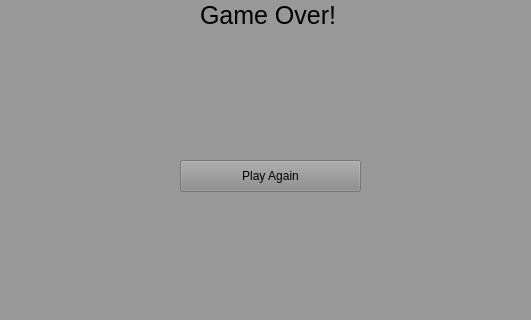
mtthwm/Educational-App, file gameoverscreen.ui: the form before one commit; both pictures show x 90 to 621 and y 190 to 510 of the 1000 by 510 pixel window.
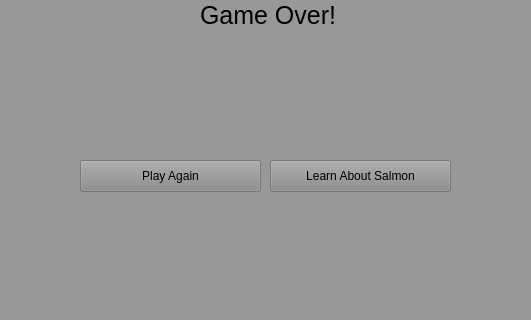
The form after the commit.

What changed in the file:
```diff
--- a/gameoverscreen.ui
+++ b/gameoverscreen.ui
@@ -19,7 +19,7 @@
   <widget class="QPushButton" name="playAgainButton">
    <property name="geometry">
     <rect>
-     <x>270</x>
+     <x>170</x>
      <y>350</y>
      <width>181</width>
      <height>32</height>
@@ -50,6 +50,19 @@
     <string>Game Over!</string>
    </property>
   </widget>
+  <widget class="QPushButton" name="learnButton">
+   <property name="geometry">
+    <rect>
+     <x>360</x>
+     <y>350</y>
+     <width>181</width>
+     <height>32</height>
+    </rect>
+   </property>
+   <property name="text">
+    <string>Learn About Salmon</string>
+   </property>
+  </widget>
  </widget>
  <resources/>
  <connections/>
```
